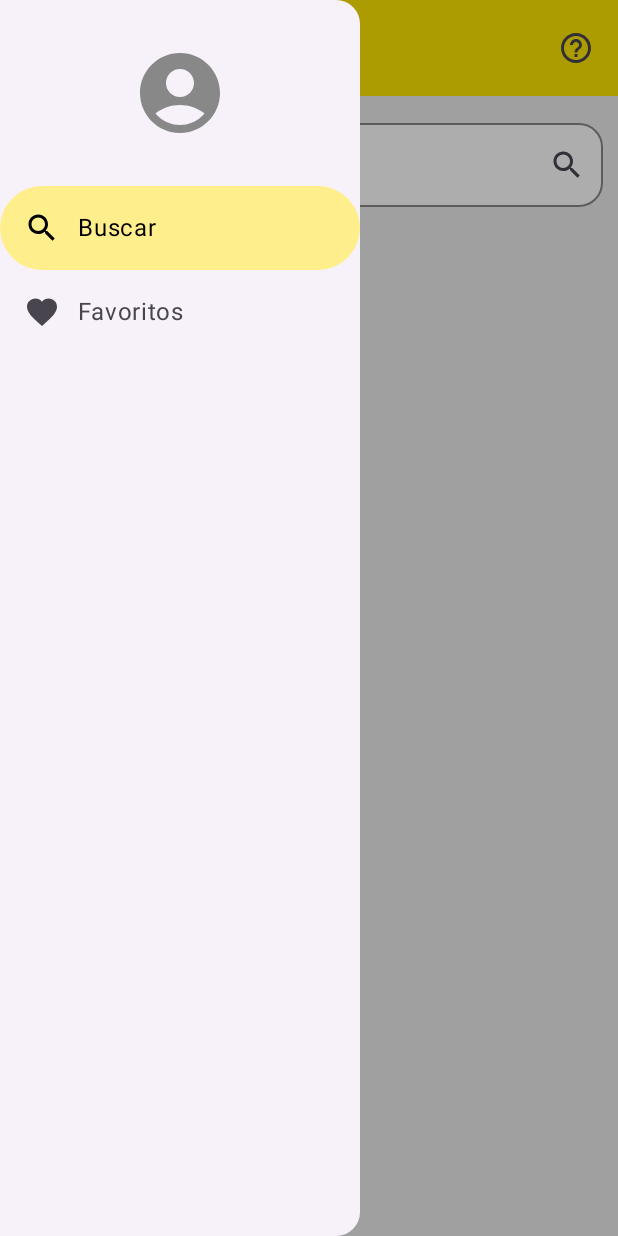
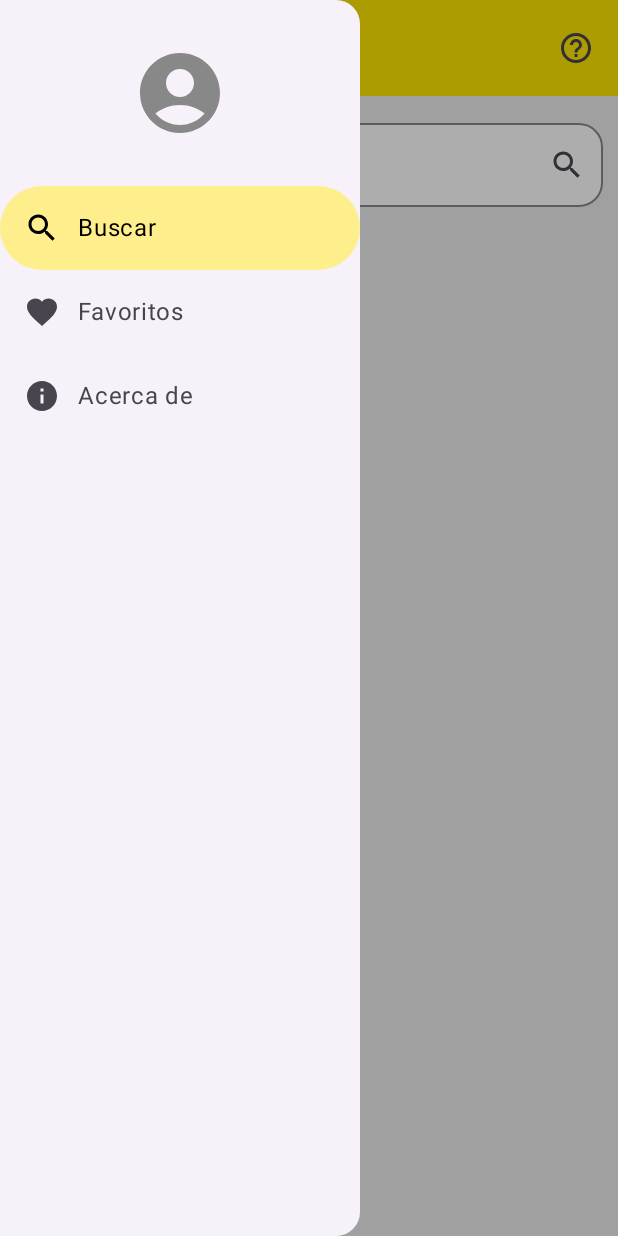
Before and after one commit to danielcettour/my-challenge, an Android app built with Jetpack Compose: the screen it shows after launch (MainActivity), after a tap on "Menu", on a phone screen of 412 x 824 dp. Run offline under Robolectric (Android 15) with nearby library versions, the phone set to English and light mode, and no system bars; our stand-ins replace Dagger/Hilt's generated code, Room's generated code, livedata-compose.

Commit message:
pantalla "Acerca de"

```diff
--- a/app/src/main/java/com/cettourdev/challenge/MainActivity.kt
+++ b/app/src/main/java/com/cettourdev/challenge/MainActivity.kt
@@ -21,6 +21,7 @@ import androidx.compose.material.icons.automirrored.filled.ArrowBack
 import androidx.compose.material.icons.automirrored.filled.HelpOutline
 import androidx.compose.material.icons.filled.AccountCircle
 import androidx.compose.material.icons.filled.Favorite
+import androidx.compose.material.icons.filled.Info
 import androidx.compose.material.icons.filled.Menu
 import androidx.compose.material.icons.filled.Search
 import androidx.compose.material3.AlertDialog
@@ -63,6 +64,7 @@ import androidx.navigation.compose.composable
 import androidx.navigation.compose.currentBackStackEntryAsState
 import androidx.navigation.compose.rememberNavController
 import androidx.navigation.navArgument
+import com.cettourdev.challenge.screens.about.AboutScreen
 import com.cettourdev.challenge.screens.details.WebViewScreen
 import com.cettourdev.challenge.screens.favourites.FavouritesScreen
 import com.cettourdev.challenge.screens.details.DetailsScreen
@@ -125,8 +127,7 @@ fun MainScreen(
             drawerContent = {
                 ModalDrawerSheet(modifier = Modifier.width(240.dp)) {
                     Box(
-                        modifier =
-                        Modifier
+                        modifier = Modifier
                             .fillMaxWidth()
                             .padding(30.dp),
                         contentAlignment = Alignment.Center,
@@ -139,17 +140,13 @@ fun MainScreen(
                         )
                     }
                     NavigationDrawerItem(
-                        colors =
-                        NavigationDrawerItemDefaults.colors(
+                        colors = NavigationDrawerItemDefaults.colors(
                             selectedContainerColor = LightYellow,
                             selectedTextColor = Color.Black,
                             selectedIconColor = Color.Black,
                         ),
                         icon = {
-                            Icon(
-                                imageVector = Icons.Filled.Search,
-                                contentDescription = "Buscar"
-                            )
+                            Icon(imageVector = Icons.Filled.Search, contentDescription = "Buscar")
                         },
                         label = { Text(stringResource(R.string.buscar)) },
                         selected = currentRoute == "search",
@@ -159,23 +156,35 @@ fun MainScreen(
                         },
                     )
                     NavigationDrawerItem(
-                        colors =
-                        NavigationDrawerItemDefaults.colors(
+                        colors = NavigationDrawerItemDefaults.colors(
                             selectedContainerColor = LightYellow,
                             selectedTextColor = Color.Black,
                             selectedIconColor = Color.Black,
                         ),
                         icon = {
-                            Icon(
-                                imageVector = Icons.Filled.Favorite,
-                                contentDescription = "Favoritos"
-                            )
+                            Icon(imageVector = Icons.Filled.Favorite, contentDescription = "Favoritos")
                         },
                         label = { Text(stringResource(R.string.favoritos)) },
                         selected = currentRoute == "favourites",
                         onClick = {
                             coroutineScope.launch { drawerState.close() }
                             navController.navigate("favourites")
+                        },
+                    )
+                    NavigationDrawerItem(
+                        colors = NavigationDrawerItemDefaults.colors(
+                            selectedContainerColor = LightYellow,
+                            selectedTextColor = Color.Black,
+                            selectedIconColor = Color.Black,
+                        ),
+                        icon = {
+                            Icon(imageVector = Icons.Filled.Info, contentDescription = "Acerca de")
+                        },
+                        label = { Text("Acerca de") },
+                        selected = currentRoute == "about",
+                        onClick = {
+                            coroutineScope.launch { drawerState.close() }
+                            navController.navigate("about")
                         },
                     )
                 }
@@ -195,25 +204,16 @@ fun MainScreen(
                     modifier = Modifier
                         .fillMaxSize()
                         .padding(it)
-                )
-                {
+                ) {
                     NavHost(
                         navController = navController,
                         startDestination = "search",
                     ) {
                         composable("search") {
-                            SearchScreen(
-                                context = context,
-                                searchViewModel = searchViewModel,
-                                navController = navController
-                            )
+                            SearchScreen(context = context, searchViewModel = searchViewModel, navController = navController)
                         }
                         composable("favourites") {
-                            FavouritesScreen(
-                                context = context,
-                                favouritesViewModel = favouritesViewModel,
-                                navController = navController
-                            )
+                            FavouritesScreen(context = context, favouritesViewModel = favouritesViewModel, navController = navController)
                         }
                         composable(
                             "details/{itemJson}",
@@ -234,8 +234,10 @@ fun MainScreen(
                             val permalink = backStackEntry.arguments?.getString("permalink")?.let { Uri.decode(it) } ?: ""
                             WebViewScreen(permalink)
                         }
+                        composable("about") {
+                            AboutScreen()
+                        }
                     }
-
                 }
                 AlertDialogAyuda(
                     showDialog,
```
Also changed, not shown: app/src/main/java/com/cettourdev/challenge/screens/about/AboutScreen.kt (added, +99 -0 lines).
